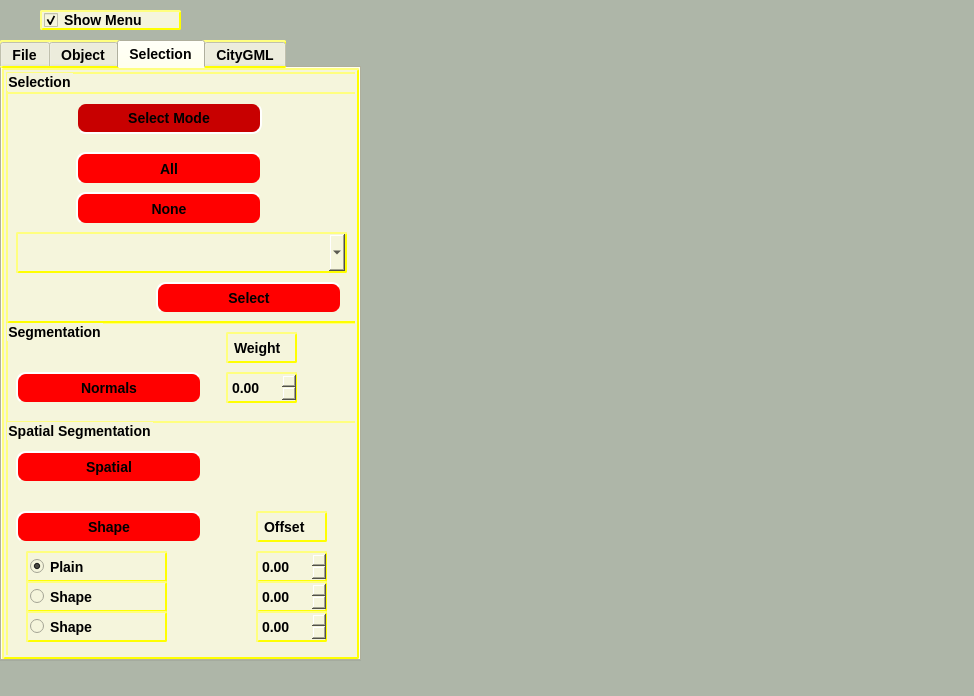
Before: the Qt Designer form forms/mainwindow.ui in pranjal23/osg2citygml, drawn with Qt 5.
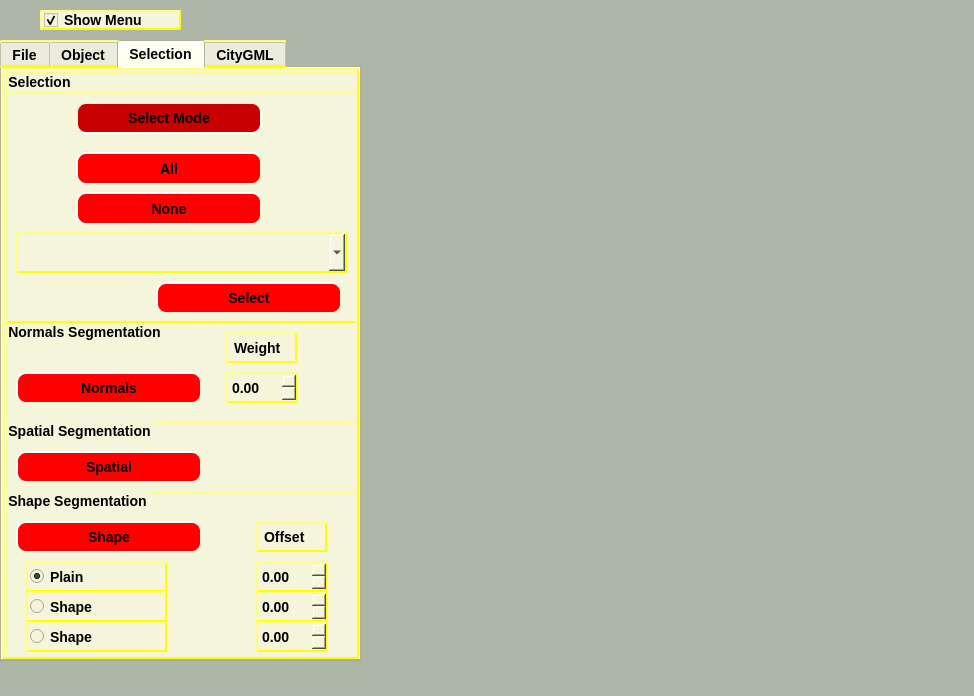
After: the same form once the commit is applied. The open tabs and pages were chosen to show the change. Icons and pictures are not drawn. Custom widgets are drawn as their Qt base class.

What changed in the file:
```diff
--- a/forms/mainwindow.ui
+++ b/forms/mainwindow.ui
@@ -1530,7 +1530,7 @@
        </font>
       </property>
       <property name="title">
-       <string>Segmentation</string>
+       <string>Normals Segmentation</string>
       </property>
       <widget class="QLabel" name="label">
        <property name="geometry">
@@ -1896,53 +1896,23 @@
          <bool>false</bool>
         </property>
        </widget>
-       <widget class="QRadioButton" name="plainRb">
+       <widget class="QGroupBox" name="groupBox_4">
         <property name="geometry">
          <rect>
-          <x>20</x>
-          <y>130</y>
-          <width>141</width>
-          <height>31</height>
+          <x>0</x>
+          <y>70</y>
+          <width>351</width>
+          <height>171</height>
          </rect>
         </property>
-        <property name="text">
-         <string>Plain</string>
+        <property name="title">
+         <string>Shape Segmentation</string>
         </property>
-        <property name="checked">
-         <bool>true</bool>
-        </property>
-       </widget>
-       <widget class="QRadioButton" name="sphericalRb">
-        <property name="geometry">
-         <rect>
-          <x>20</x>
-          <y>160</y>
-          <width>141</width>
-          <height>31</height>
-         </rect>
-        </property>
-        <property name="text">
-         <string>Shape</string>
-        </property>
-       </widget>
-       <widget class="QRadioButton" name="cylindricalRb">
-        <property name="geometry">
-         <rect>
-          <x>20</x>
-          <y>190</y>
-          <width>141</width>
-          <height>31</height>
-         </rect>
-        </property>
-        <property name="text">
-         <string>Shape</string>
-        </property>
-       </widget>
        <widget class="QLabel" name="label_2">
         <property name="geometry">
          <rect>
           <x>250</x>
-          <y>90</y>
+           <y>30</y>
           <width>71</width>
           <height>31</height>
          </rect>
@@ -1951,43 +1921,24 @@
          <string>Offset</string>
         </property>
        </widget>
-       <widget class="QDoubleSpinBox" name="plainOffset">
+        <widget class="QRadioButton" name="cylindricalRb">
         <property name="geometry">
          <rect>
-          <x>250</x>
+           <x>20</x>
           <y>130</y>
-          <width>71</width>
+           <width>141</width>
           <height>31</height>
          </rect>
         </property>
-        <property name="maximum">
-         <double>10.000000000000000</double>
-        </property>
-        <property name="singleStep">
-         <double>0.100000000000000</double>
+         <property name="text">
+          <string>Shape</string>
         </property>
        </widget>
        <widget class="QDoubleSpinBox" name="sphericalOffset">
         <property name="geometry">
          <rect>
           <x>250</x>
-          <y>160</y>
-          <width>71</width>
-          <height>31</height>
-         </rect>
-        </property>
-        <property name="maximum">
-         <double>10.000000000000000</double>
-        </property>
-        <property name="singleStep">
-         <double>0.100000000000000</double>
-        </property>
-       </widget>
-       <widget class="QDoubleSpinBox" name="cylindricalOffset">
-        <property name="geometry">
-         <rect>
-          <x>250</x>
-          <y>190</y>
+           <y>100</y>
           <width>71</width>
           <height>31</height>
          </rect>
@@ -2006,7 +1957,7 @@
         <property name="geometry">
          <rect>
           <x>10</x>
-          <y>90</y>
+           <y>30</y>
           <width>186</width>
           <height>32</height>
          </rect>
@@ -2158,6 +2109,68 @@
         <property name="checked">
          <bool>false</bool>
         </property>
+        </widget>
+        <widget class="QDoubleSpinBox" name="plainOffset">
+         <property name="geometry">
+          <rect>
+           <x>250</x>
+           <y>70</y>
+           <width>71</width>
+           <height>31</height>
+          </rect>
+         </property>
+         <property name="maximum">
+          <double>10.000000000000000</double>
+         </property>
+         <property name="singleStep">
+          <double>0.100000000000000</double>
+         </property>
+        </widget>
+        <widget class="QRadioButton" name="plainRb">
+         <property name="geometry">
+          <rect>
+           <x>20</x>
+           <y>70</y>
+           <width>141</width>
+           <height>31</height>
+          </rect>
+         </property>
+         <property name="text">
+          <string>Plain</string>
+         </property>
+         <property name="checked">
+          <bool>true</bool>
+         </property>
+        </widget>
+        <widget class="QRadioButton" name="sphericalRb">
+         <property name="geometry">
+          <rect>
+           <x>20</x>
+           <y>100</y>
+           <width>141</width>
+           <height>31</height>
+          </rect>
+         </property>
+         <property name="text">
+          <string>Shape</string>
+         </property>
+        </widget>
+        <widget class="QDoubleSpinBox" name="cylindricalOffset">
+         <property name="geometry">
+          <rect>
+           <x>250</x>
+           <y>130</y>
+           <width>71</width>
+           <height>31</height>
+          </rect>
+         </property>
+         <property name="maximum">
+          <double>10.000000000000000</double>
+         </property>
+         <property name="singleStep">
+          <double>0.100000000000000</double>
+         </property>
+        </widget>
        </widget>
       </widget>
      </widget>
```
Lines whose indentation alone changed are shown as unchanged.
